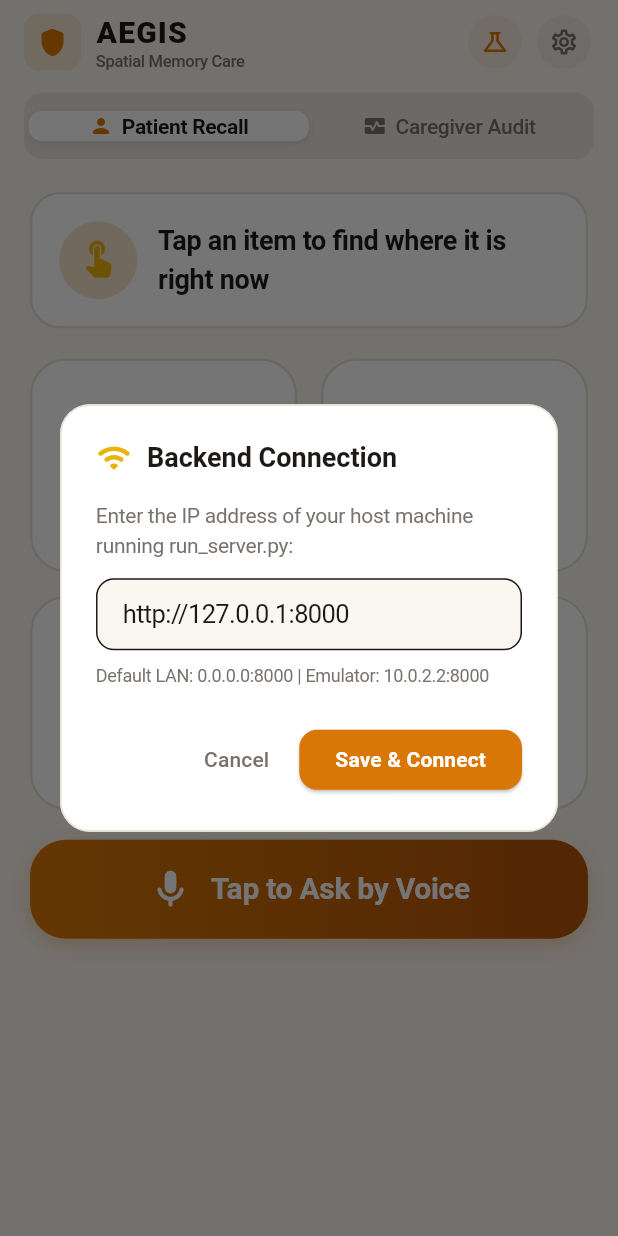
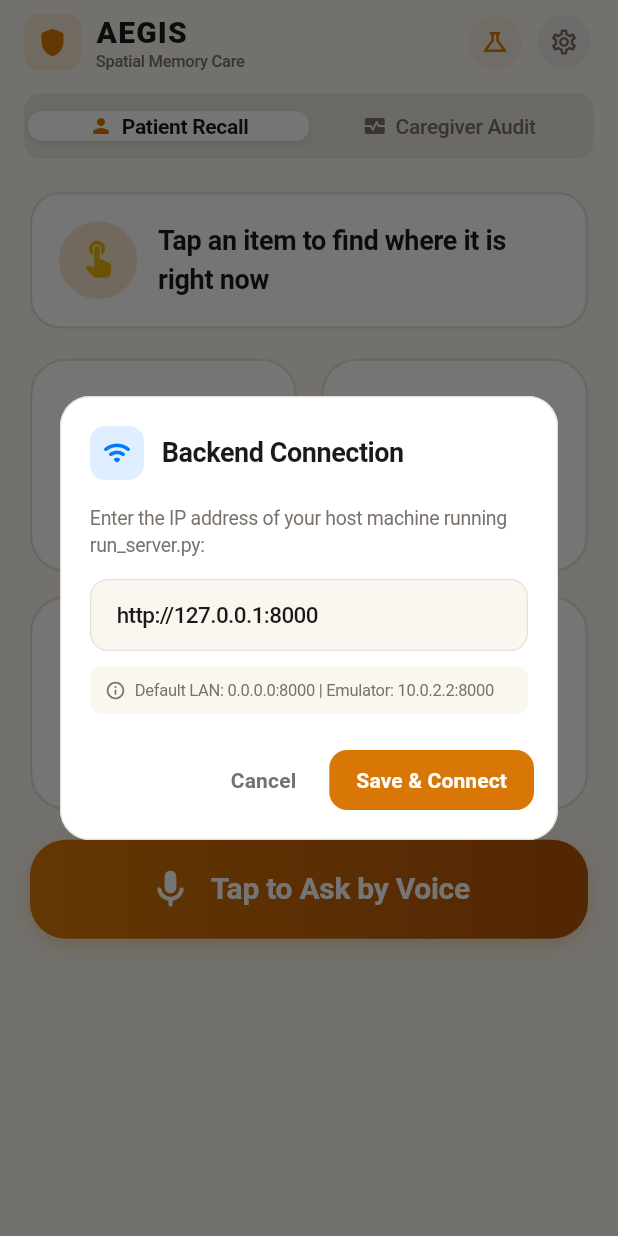
Before and after one commit to fez-Ox/aegis, a Flutter app: the screen it shows after launch, after a tap on the "settings" icon, on a phone screen of 412 x 824 dp. Run offline on Flutter 3.47's test engine with Material 3 defaults, Android fonts, the phone set to English and light mode, and no system bars; network calls fail.

Commit message:
style(mobile): redesign server settings dialog with Apple modal sheet conventions

```diff
--- a/apps/mobile/lib/views/home_screen.dart
+++ b/apps/mobile/lib/views/home_screen.dart
@@ -212,20 +212,33 @@ class _HomeScreenState extends State<HomeScreen> {
       context: context,
       builder: (ctx) => AlertDialog(
         backgroundColor: AppTheme.darkSurface,
+        surfaceTintColor: Colors.transparent,
         shape: RoundedRectangleBorder(
           borderRadius: BorderRadius.circular(20),
-          side: const BorderSide(color: AppTheme.cardBorder),
+          side: const BorderSide(color: AppTheme.cardBorder, width: 0.8),
         ),
-        title: const Row(
+        titlePadding: const EdgeInsets.fromLTRB(20, 20, 20, 0),
+        contentPadding: const EdgeInsets.fromLTRB(20, 16, 20, 20),
+        actionsPadding: const EdgeInsets.fromLTRB(16, 0, 16, 16),
+        title: Row(
           children: [
-            Icon(Icons.wifi_rounded, color: AppTheme.tealAccent),
-            SizedBox(width: 10),
-            Text(
+            Container(
+              width: 36,
+              height: 36,
+              decoration: BoxDecoration(
+                color: AppTheme.systemBlue.withOpacity(0.12),
+                borderRadius: BorderRadius.circular(10),
+              ),
+              child: const Icon(Icons.wifi_rounded, color: AppTheme.systemBlue, size: 20),
+            ),
+            const SizedBox(width: 12),
+            const Text(
               "Backend Connection",
               style: TextStyle(
                 color: AppTheme.textHighContrast,
                 fontSize: 18,
-                fontWeight: FontWeight.bold,
+                fontWeight: FontWeight.w700,
+                letterSpacing: -0.3,
               ),
             ),
           ],
@@ -236,39 +249,75 @@ class _HomeScreenState extends State<HomeScreen> {
           children: [
             const Text(
               "Enter the IP address of your host machine running run_server.py:",
-              style: TextStyle(color: AppTheme.textMuted, fontSize: 14),
+              style: TextStyle(color: AppTheme.textMuted, fontSize: 13, height: 1.4),
             ),
-            const SizedBox(height: 12),
+            const SizedBox(height: 14),
             TextField(
               controller: controller,
-              style: const TextStyle(color: AppTheme.textHighContrast),
+              style: const TextStyle(
+                color: AppTheme.textHighContrast,
+                fontSize: 15,
+                fontWeight: FontWeight.w500,
+              ),
               decoration: InputDecoration(
                 filled: true,
                 fillColor: AppTheme.darkCanvas,
                 hintText: "http://192.168.1.XX:8000",
-                hintStyle: const TextStyle(color: AppTheme.textMuted),
+                hintStyle: const TextStyle(color: AppTheme.tertiaryLabel, fontSize: 14),
                 border: OutlineInputBorder(
                   borderRadius: BorderRadius.circular(12),
-                  borderSide: const BorderSide(color: AppTheme.cardBorder),
+                  borderSide: const BorderSide(color: AppTheme.cardBorder, width: 0.8),
+                ),
+                enabledBorder: OutlineInputBorder(
+                  borderRadius: BorderRadius.circular(12),
+                  borderSide: const BorderSide(color: AppTheme.cardBorder, width: 0.8),
+                ),
+                focusedBorder: OutlineInputBorder(
+                  borderRadius: BorderRadius.circular(12),
+                  borderSide: const BorderSide(color: AppTheme.primaryTeal, width: 1.5),
                 ),
                 contentPadding: const EdgeInsets.symmetric(horizontal: 14, vertical: 12),
               ),
             ),
-            const SizedBox(height: 8),
-            const Text(
-              "Default LAN: 0.0.0.0:8000 | Emulator: 10.0.2.2:8000",
-              style: TextStyle(color: AppTheme.textMuted, fontSize: 12),
+            const SizedBox(height: 10),
+            Container(
+              padding: const EdgeInsets.symmetric(horizontal: 10, vertical: 8),
+              decoration: BoxDecoration(
+                color: AppTheme.darkCanvas,
+                borderRadius: BorderRadius.circular(8),
+              ),
+              child: const Row(
+                children: [
+                  Icon(Icons.info_outline_rounded, size: 14, color: AppTheme.textMuted),
+                  SizedBox(width: 6),
+                  Expanded(
+                    child: Text(
+                      "Default LAN: 0.0.0.0:8000 | Emulator: 10.0.2.2:8000",
+                      style: TextStyle(color: AppTheme.textMuted, fontSize: 11),
+                    ),
+                  ),
+                ],
+              ),
             ),
           ],
         ),
         actions: [
           TextButton(
             onPressed: () => Navigator.pop(ctx),
-            child: const Text("Cancel", style: TextStyle(color: AppTheme.textMuted)),
+            style: TextButton.styleFrom(
+              padding: const EdgeInsets.symmetric(horizontal: 14, vertical: 10),
+            ),
+            child: const Text(
+              "Cancel",
+              style: TextStyle(color: AppTheme.textMuted, fontWeight: FontWeight.w600),
+            ),
           ),
           ElevatedButton(
             style: ElevatedButton.styleFrom(
               backgroundColor: AppTheme.primaryTeal,
+              foregroundColor: Colors.white,
+              elevation: 0,
+              padding: const EdgeInsets.symmetric(horizontal: 18, vertical: 10),
               shape: RoundedRectangleBorder(borderRadius: BorderRadius.circular(12)),
             ),
             onPressed: () async {
@@ -278,6 +327,8 @@ class _HomeScreenState extends State<HomeScreen> {
                 Navigator.pop(ctx);
                 ScaffoldMessenger.of(context).showSnackBar(
                   SnackBar(
+                    behavior: SnackBarBehavior.floating,
+                    shape: RoundedRectangleBorder(borderRadius: BorderRadius.circular(12)),
                     backgroundColor: ok ? const Color(0xFF065F46) : const Color(0xFF991B1B),
                     content: Text(
                       ok
@@ -291,7 +342,7 @@ class _HomeScreenState extends State<HomeScreen> {
             },
             child: const Text(
               "Save & Connect",
-              style: TextStyle(color: Colors.white, fontWeight: FontWeight.bold),
+              style: TextStyle(fontWeight: FontWeight.bold),
             ),
           ),
         ],
```
